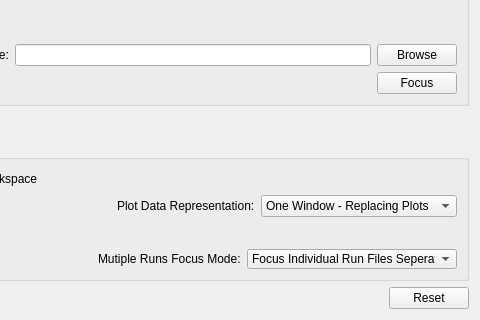
mantidproject/mantid, file MantidQt/CustomInterfaces/inc/MantidQtCustomInterfaces/EnggDiffraction/EnggDiffractionQtTabFocus.ui: the form before one commit; both pictures show x 138 to 618 and y 310 to 630 of the 618 by 630 pixel window.
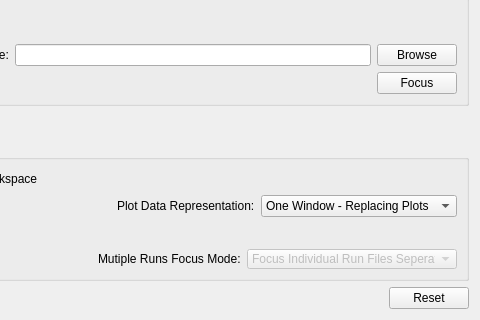
The form after the commit. Custom widgets are drawn as their Qt base class.

Commit message:
disables the combo-box until the Focus Sum Of Files is ready
Refs #14589

The edit to the form file:
```diff
--- a/MantidQt/CustomInterfaces/inc/MantidQtCustomInterfaces/EnggDiffraction/EnggDiffractionQtTabFocus.ui
+++ b/MantidQt/CustomInterfaces/inc/MantidQtCustomInterfaces/EnggDiffraction/EnggDiffractionQtTabFocus.ui
@@ -533,7 +533,7 @@
         <item>
          <widget class="QComboBox" name="comboBox_Multi_Runs">
           <property name="enabled">
-           <bool>true</bool>
+           <bool>false</bool>
           </property>
           <property name="sizePolicy">
            <sizepolicy hsizetype="Preferred" vsizetype="Minimum">
```
The commit also changes 1 other file.
